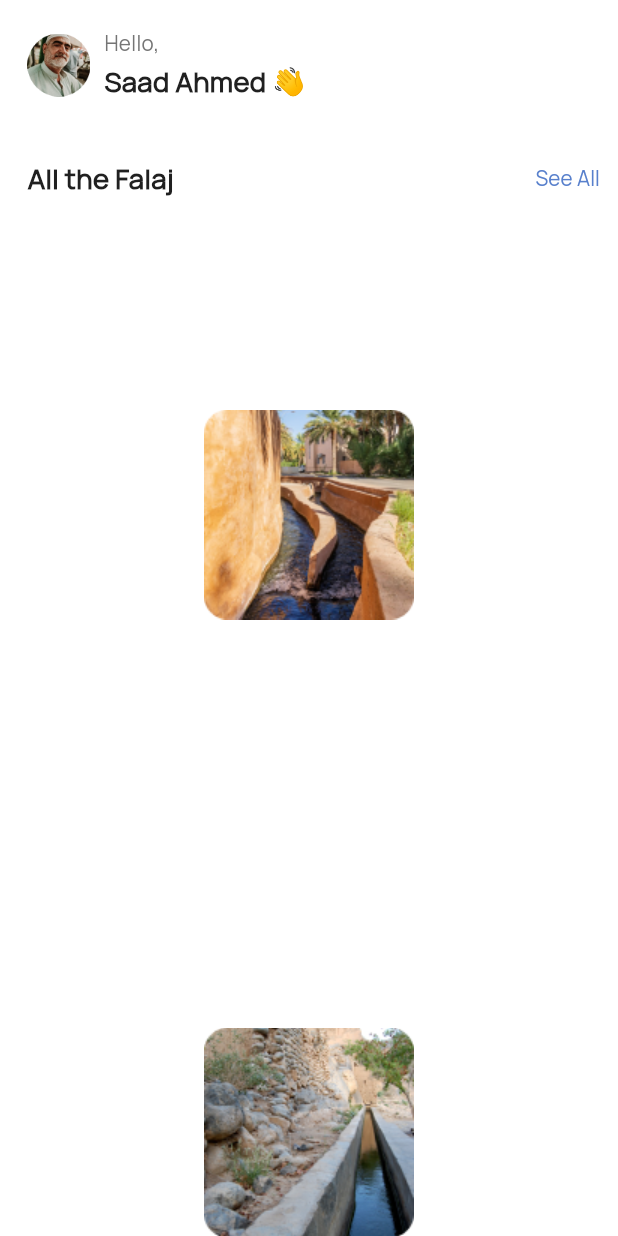
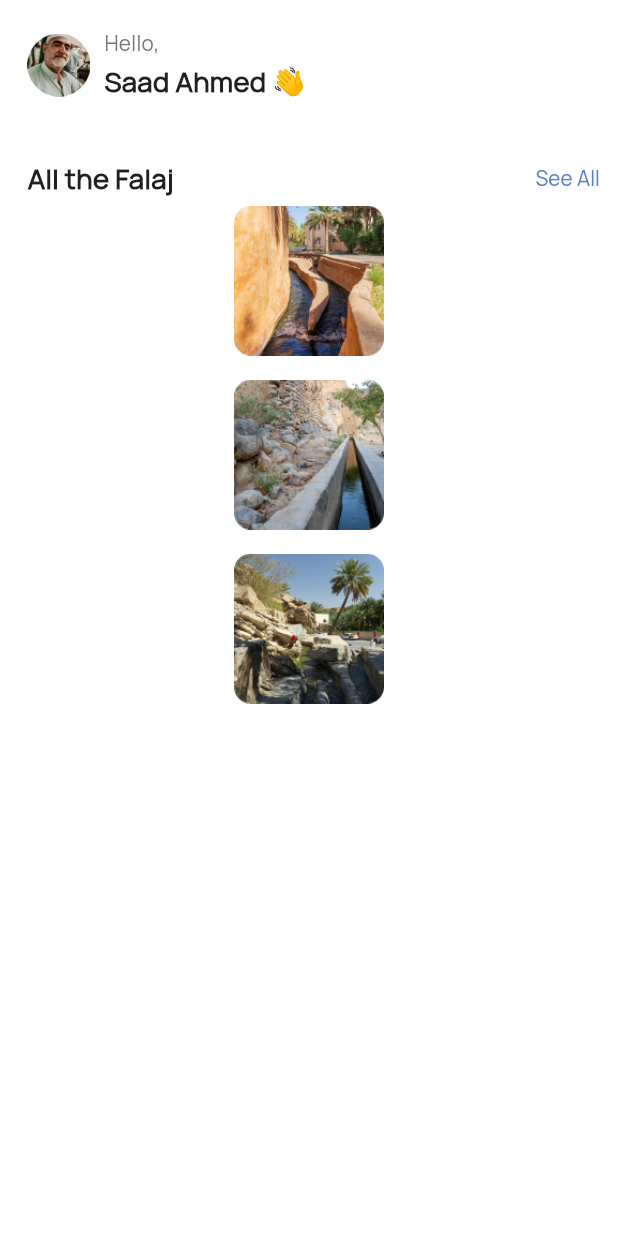
Before and after one commit to Sayeed-Maheen/Falaj-User-App, a Flutter app: the HomeScreen screen opened directly, on a phone screen of 412 x 824 dp. Run offline on Flutter 3.47's test engine with Material 2 defaults, Android fonts, the phone set to English and light mode, and no system bars; our stand-ins replace dotted_border, dropdown_button2, file_picker, flutter_screenutil, flutter_svg, flutter_switch and 2 more; accounts and stored records are empty.

Commit message:
17.08.23

```diff
--- a/lib/screens/homeScreen.dart
+++ b/lib/screens/homeScreen.dart
@@ -3,7 +3,7 @@ import 'package:flutter/material.dart';
 import 'package:flutter_screenutil/flutter_screenutil.dart';
 
 class HomeScreen extends StatelessWidget {
-   HomeScreen({super.key});
+  HomeScreen({super.key});
 
   final List<String> _images = [
     'assets/images/img1.png',
@@ -60,7 +60,6 @@ class HomeScreen extends StatelessWidget {
           Expanded(
             child: ListView(
               children: [
-
                 SizedBox(height: 12.h),
                 Padding(
                   padding: REdgeInsets.only(left: 16),
@@ -93,14 +92,15 @@ class HomeScreen extends StatelessWidget {
                     ],
                   ),
                 ),
+                ...List.generate(
+                  _images.length,
+                  (index) => Container(
+
+                      margin: EdgeInsets.only(bottom: 16),
 
 
-                ...List.generate(
-                  _images.length,
-                      (index) => Container(child: Image.asset(_images[index])),
+                      child: Image.asset(_images[index], height: 100, width: 100,)),
                 ),
-
-
               ],
             ),
           ),
```
